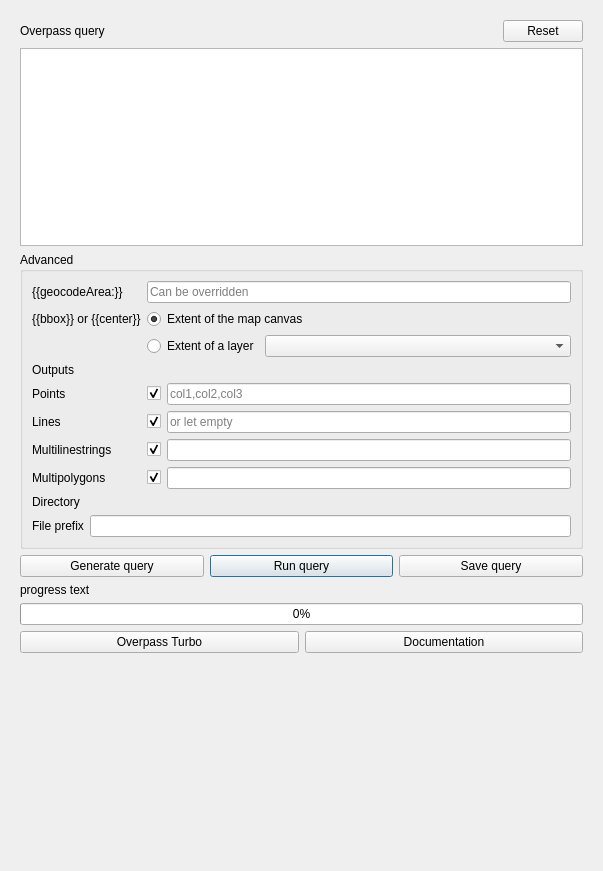
3liz/QuickOSM, file ui/query.ui: the form before one commit.
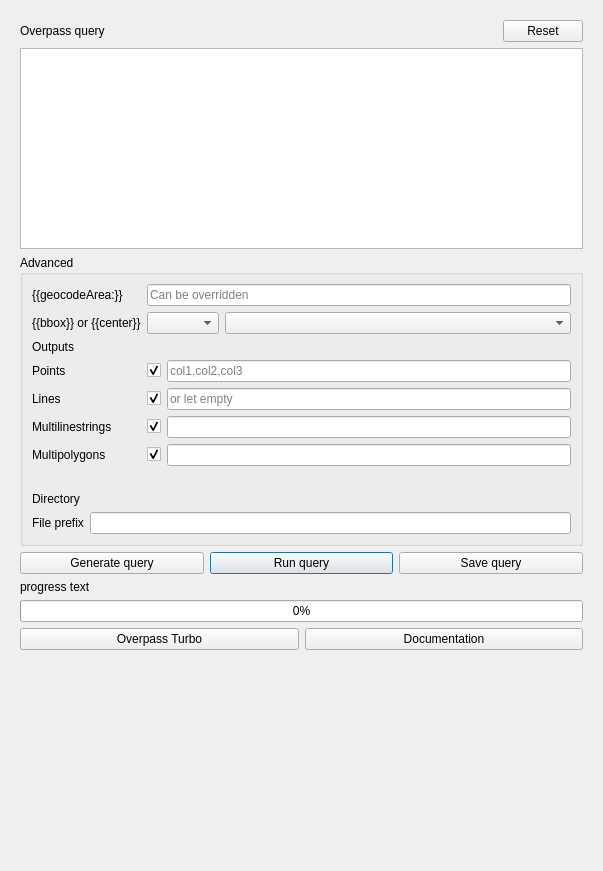
The form after the commit. Custom widgets are drawn as their Qt base class.

Commit message: use the new extent selector

Diff of the .ui file:
```diff
--- a/ui/query.ui
+++ b/ui/query.ui
@@ -110,45 +110,45 @@
               </property>
              </widget>
             </item>
-            <item row="2" column="0">
+            <item row="1" column="0">
              <widget class="QLabel" name="label_5">
               <property name="text">
                <string>{{bbox}} or {{center}}</string>
               </property>
              </widget>
             </item>
-            <item row="2" column="1">
-             <widget class="QRadioButton" name="radioButton_extentMapCanvas">
-              <property name="text">
-               <string>Extent of the map canvas</string>
-              </property>
-              <property name="checked">
-               <bool>true</bool>
-              </property>
-             </widget>
+            <item row="1" column="1">
+             <layout class="QHBoxLayout" name="horizontalLayout_3">
+              <item>
+               <widget class="QComboBox" name="cb_query_type"/>
+              </item>
+              <item>
+               <widget class="QgsMapLayerComboBox" name="comboBox_extentLayer">
+                <property name="sizePolicy">
+                 <sizepolicy hsizetype="Expanding" vsizetype="Fixed">
+                  <horstretch>0</horstretch>
+                  <verstretch>0</verstretch>
+                 </sizepolicy>
+                </property>
+               </widget>
+              </item>
+             </layout>
             </item>
-            <item row="4" column="0">
+            <item row="2" column="0">
              <widget class="QLabel" name="label_3">
               <property name="text">
                <string>Outputs</string>
               </property>
              </widget>
             </item>
-            <item row="4" column="1">
-             <widget class="QLabel" name="label_7">
-              <property name="text">
-               <string/>
-              </property>
-             </widget>
-            </item>
-            <item row="5" column="0">
+            <item row="3" column="0">
              <widget class="QLabel" name="label_10">
               <property name="text">
                <string notr="true">Points</string>
               </property>
              </widget>
             </item>
-            <item row="5" column="1">
+            <item row="3" column="1">
              <layout class="QHBoxLayout" name="horizontalLayout_4">
               <item>
                <widget class="QCheckBox" name="checkBox_points">
@@ -175,14 +175,14 @@
               </item>
              </layout>
             </item>
-            <item row="6" column="0">
+            <item row="4" column="0">
              <widget class="QLabel" name="label_11">
               <property name="text">
                <string notr="true">Lines</string>
               </property>
              </widget>
             </item>
-            <item row="6" column="1">
+            <item row="4" column="1">
              <layout class="QHBoxLayout" name="horizontalLayout_6">
               <item>
                <widget class="QCheckBox" name="checkBox_lines">
@@ -203,14 +203,14 @@
               </item>
              </layout>
             </item>
-            <item row="7" column="0">
-             <widget class="QLabel" name="label_14">
+            <item row="8" column="1">
+             <widget class="QLabel" name="label_7">
               <property name="text">
-               <string notr="true">Multilinestrings</string>
+               <string/>
               </property>
              </widget>
             </item>
-            <item row="7" column="1">
+            <item row="5" column="1">
              <layout class="QHBoxLayout" name="horizontalLayout_7">
               <item>
                <widget class="QCheckBox" name="checkBox_multilinestrings">
@@ -231,14 +231,14 @@
               </item>
              </layout>
             </item>
-            <item row="8" column="0">
-             <widget class="QLabel" name="label_12">
+            <item row="5" column="0">
+             <widget class="QLabel" name="label_14">
               <property name="text">
-               <string notr="true">Multipolygons</string>
+               <string notr="true">Multilinestrings</string>
               </property>
              </widget>
             </item>
-            <item row="8" column="1">
+            <item row="6" column="1">
              <layout class="QHBoxLayout" name="horizontalLayout_8">
               <item>
                <widget class="QCheckBox" name="checkBox_multipolygons">
@@ -259,26 +259,12 @@
               </item>
              </layout>
             </item>
-            <item row="3" column="1">
-             <layout class="QHBoxLayout" name="horizontalLayout_3">
-              <item>
-               <widget class="QRadioButton" name="radioButton_extentLayer">
-                <property name="text">
-                 <string>Extent of a layer</string>
-                </property>
-               </widget>
-              </item>
-              <item>
-               <widget class="QgsMapLayerComboBox" name="comboBox_extentLayer">
-                <property name="sizePolicy">
-                 <sizepolicy hsizetype="Expanding" vsizetype="Fixed">
-                  <horstretch>0</horstretch>
-                  <verstretch>0</verstretch>
-                 </sizepolicy>
-                </property>
-               </widget>
-              </item>
-             </layout>
+            <item row="6" column="0">
+             <widget class="QLabel" name="label_12">
+              <property name="text">
+               <string notr="true">Multipolygons</string>
+              </property>
+             </widget>
             </item>
            </layout>
           </item>
```
The commit also changes 7 other files.
